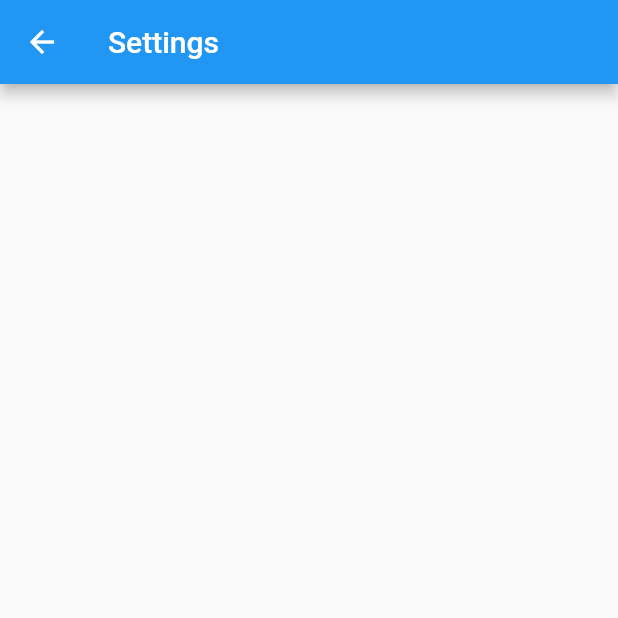
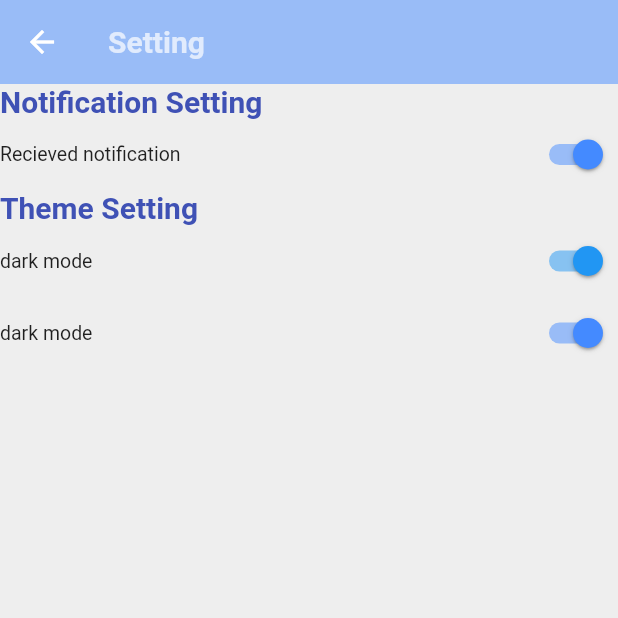
Before and after one commit to CSE5202/EVDCS-Mobile-App, a Flutter app: the Setting screen opened directly, on a phone screen of 412 x 824 dp, the top half of it. Run offline on Flutter 3.47's test engine with Material 2 defaults, Android fonts, the phone set to English and light mode, and no system bars; our stand-ins replace shared_preferences; accounts and stored records are empty.

Commit message:
Driver mobile app setting feature added

```diff
--- a/lib/home.dart
+++ b/lib/home.dart
@@ -1,5 +1,4 @@
 import 'dart:io';
-
 import 'package:flutter/material.dart';
 import 'package:project/dialog2.dart';
 import 'package:project/history.dart';
--- a/lib/setting.dart
+++ b/lib/setting.dart
@@ -1,22 +1,102 @@
 import 'package:flutter/material.dart';
-import 'page2.dart';
-class Setting extends StatelessWidget{
-   @override
-  Widget build(BuildContext context){
-    return Scaffold(
-    appBar: AppBar(title:Text('Settings')),
-body: Container(
-  child: Column(
-     children:<Widget>[
-       Row(
-         children:<Widget>[
+import 'package:project/theme_manager.dart';
+import 'package:flutter/cupertino.dart';
+import 'package:provider/provider.dart';
+
+class ThemeApp extends StatelessWidget {
+
+ @override
+ Widget build(BuildContext context) {
+   return MultiProvider(
+     providers: [
+       ChangeNotifierProvider<ThemeChanger>(
+    //Here we provid(e our ThemeManager to child widget tree
+    create: (_) => ThemeChanger(ThemeData.dark()),
+
+       )],
+       child:  MaterialAppwithTheme(),
+       );
+       }}
+
+class MaterialAppwithTheme extends StatelessWidget {
+  /*const MaterialAppwithTheme({
+    Key key,
+  }): super(key: key);*/
+  @override
+  Widget build(BuildContext context) {
+    final theme =Provider.of<ThemeChanger>(context);
+    return MaterialApp(
+      debugShowCheckedModeBanner: false,
+      theme: theme.getTheme(),
+      home: Setting(),
+    );
+  }
+}
 
 
-         ]
-       )
-     ]
-  ),
 
-),
+class Setting extends StatelessWidget {
+
+   @override
+  Widget build(BuildContext context) {
+
+    ThemeChanger _themeChanger = Provider.of<ThemeChanger>(context);
+    return Scaffold(
+      backgroundColor: Colors.grey.shade200,
+      appBar: AppBar(
+        elevation: 0,
+        brightness: Brightness.light,
+        backgroundColor: Colors.blueAccent.withOpacity(0.5),
+      title: Text('Setting', style: TextStyle(color: Colors.white70,fontSize: 20.0,fontWeight: FontWeight.bold,)
+      ),
+      ),
+      body: SingleChildScrollView(
+        child: Column(
+          crossAxisAlignment: CrossAxisAlignment.start,
+          children: <Widget>[
+            Text("Notification Setting",
+            style: TextStyle(color: Colors.indigo,fontSize: 20.0,fontWeight: FontWeight.bold,),
+            ),
+            SwitchListTile(
+              dense: true,
+              activeColor: Colors.blueAccent,
+              contentPadding: const EdgeInsets.all(0),
+              value: true,
+              title: Text('Recieved notification'),
+              onChanged: (val){},
+            ),
+            Text("Theme Setting",
+            style: TextStyle(color: Colors.indigo,fontSize: 20.0,fontWeight: FontWeight.bold,),
+            ),
+            SwitchListTile(
+              dense: true,
+              activeColor: Colors.blue,
+              contentPadding: const EdgeInsets.all(0),
+              value: true,
+              title: Text(_themeChanger.getTheme().brightness ==Brightness.dark ? 'dark mode':'light mode'),
+              onChanged: (val){
+                _themeChanger.setTheme(ThemeData.light());
+
+              //_themeChanger.switchTheme();
+
+              },
+            ),
+            SwitchListTile(
+              dense: true,
+              activeColor: Colors.blueAccent,
+              contentPadding: const EdgeInsets.all(0),
+              value: true,
+              title: Text(_themeChanger.getTheme().brightness ==Brightness.dark ? 'dark mode':'light mode'),
+              onChanged: (val){
+                         _themeChanger.setTheme(ThemeData.dark());
+              },
+            )
+          ],
+
+      ),
+      ),
+
+
     );
-    }}
+  }
+}
--- /dev/null
+++ b/lib/theme_manager.dart
@@ -0,0 +1,62 @@
+import 'package:flutter/material.dart';
+
+import 'package:shared_preferences/shared_preferences.dart';
+import 'package:flutter/cupertino.dart';
+
+//import 'package:project/app_themes.dart';
+//import 'package:shared_preferences/shared_preferences.dart';
+class ThemeChanger with ChangeNotifier{
+  ThemeData _themeData;
+  ThemeChanger(this._themeData);
+  ThemeData getTheme()=> _themeData;
+
+  setTheme(ThemeData theme){
+    _themeData = theme;
+    notifyListeners();
+  }
+
+  /*SharedPreferences _prefs;
+  static const  _themeField = 'theme';
+  static const int _lightThemeInt = 0;
+  static const int _darkThemeInt = 1;
+
+  final _lightTheme = ThemeData.light().copyWith(
+    primaryColor: Colors.white,
+    accentColor: Colors.blue,
+    primaryIconTheme: IconThemeData(color: Colors.black ),
+  );
+   final _darkTheme = ThemeData.dark().copyWith(
+    primaryColor: Colors.white,
+    accentColor: Colors.blue,
+    primaryIconTheme: IconThemeData(color: Colors.white),
+  );
+
+ /* ThemeChanger(){
+    _themeData = _darkTheme;
+    asyncInit();
+
+  }*/
+
+  Future<void> asyncInit() async{
+    _prefs = await SharedPreferences.getInstance();
+    int theme = (_prefs.getInt(_themeField) ?? 0);
+    if(theme == _lightThemeInt){
+      _themeData = _lightTheme;
+    }else{
+      _themeData = _darkTheme;
+    }
+    notifyListeners();
+  }
+
+
+  void switchTheme(){
+    if(_themeData == _lightTheme){
+      _themeData = _darkTheme;
+      _prefs.setInt(_themeField, _darkThemeInt);
+    }else{
+      _themeData = _lightTheme;
+       _prefs.setInt(_themeField, _lightThemeInt);
+    }
+    notifyListeners();
+  }*/
+}
--- a/pubspec.yaml
+++ b/pubspec.yaml
@@ -24,6 +24,7 @@ dependencies:
   wave: ^0.0.8
   font_awesome_flutter: ^8.2.0
   http: ^0.12.0+4
+  sqflite: any
 
   # The following adds the Cupertino Icons font to your application.
   # Use with the CupertinoIcons class for iOS style icons.
```
Also changed, not shown: pubspec.lock, 1 other file.
